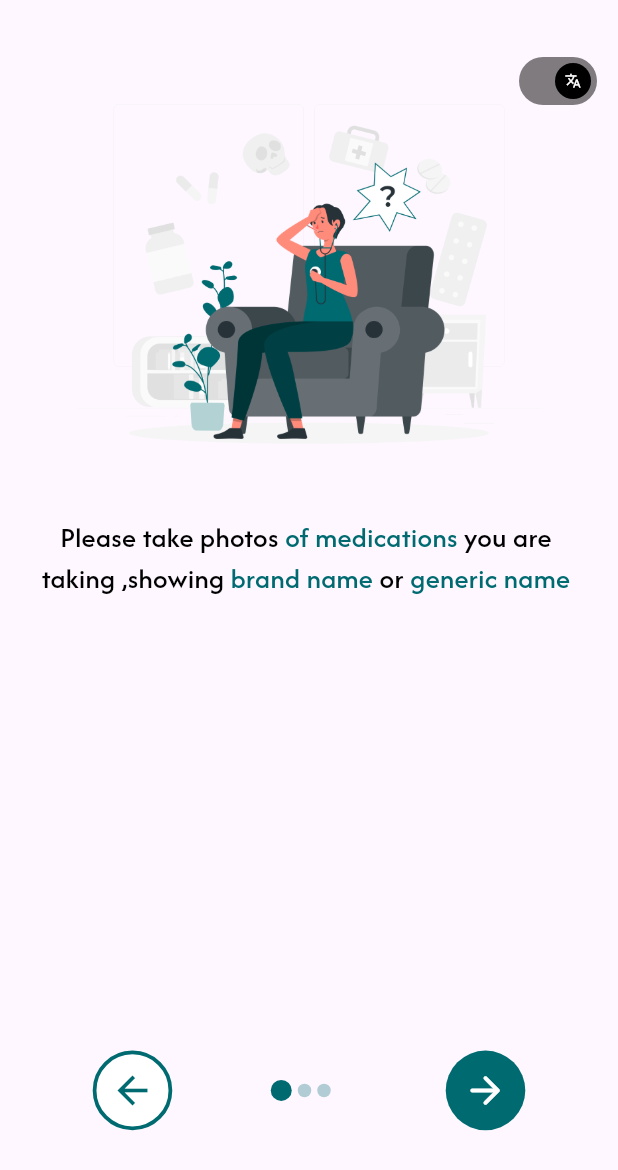
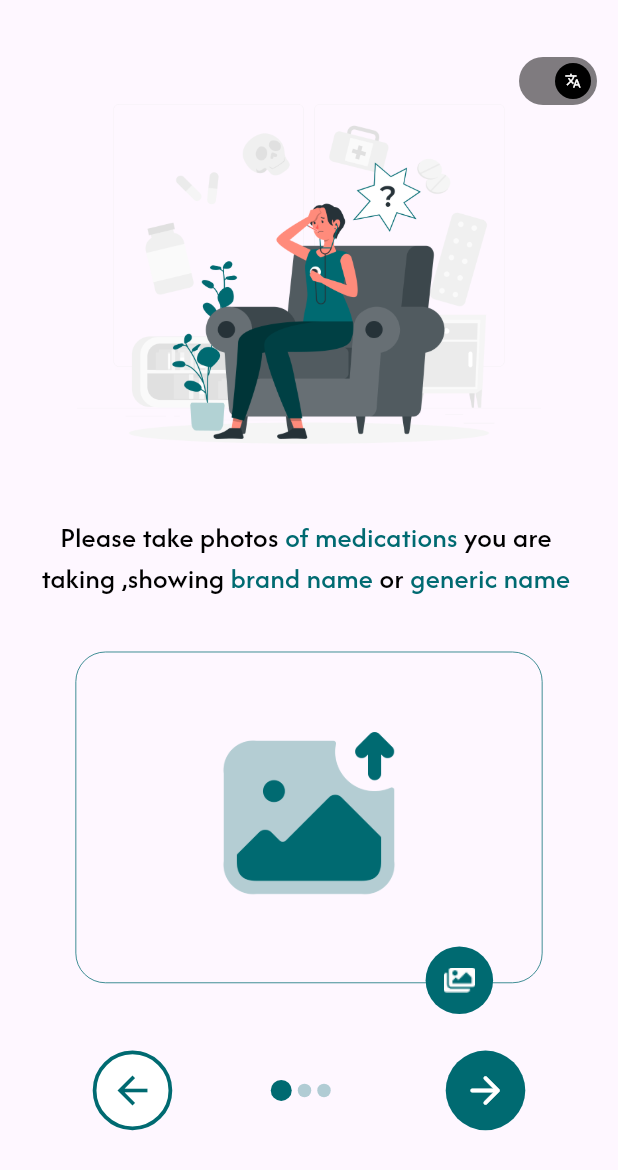
Before and after one commit to Farojeh/DenTech-Smile, a Flutter app: the screen it shows after launch, swiped to page 2, on a phone screen of 412 x 824 dp. Shown: the top 1170 px of the screen. Run offline on Flutter 3.47's test engine with Material 3 defaults, Android fonts, the light colour scheme and no system bars; our stand-ins replace awesome_snackbar_content, bloc, device_preview, dio, flutter_bloc, get_it and 4 more.

Commit message:
UI medican page

```diff
--- /dev/null
+++ b/lib/Auth/data_patient/controller/cubit/medican_cubit.dart
@@ -0,0 +1,21 @@
+import 'dart:io';
+import 'package:bloc/bloc.dart';
+import 'package:image_picker/image_picker.dart';
+import 'package:meta/meta.dart';
+
+part 'medican_state.dart'; // ربط ملف الحالة
+
+class MedicanCubit extends Cubit<MedicanState> {
+  MedicanCubit() : super(MedicanInitial());
+
+  final ImagePicker _picker = ImagePicker();
+  final List<File> _images = [];
+
+  Future<void> pickImage() async {
+    final XFile? image = await _picker.pickImage(source: ImageSource.gallery);
+    if (image != null) {
+      _images.add(File(image.path));
+      emit(MedicanImagesUpdated(List.from(_images)));
+    }
+  }
+}
--- /dev/null
+++ b/lib/Auth/data_patient/controller/cubit/medican_state.dart
@@ -0,0 +1,13 @@
+part of 'medican_cubit.dart';
+@immutable
+sealed class MedicanState {}
+
+
+final class MedicanInitial extends MedicanState {}
+
+
+final class MedicanImagesUpdated extends MedicanState {
+  final List<File> images;
+
+  MedicanImagesUpdated(this.images);
+}
--- /dev/null
+++ b/lib/Auth/data_patient/view/widget/medican_body.dart
@@ -0,0 +1,106 @@
+import 'package:dentech_smile/Auth/data_patient/controller/cubit/medican_cubit.dart';
+import 'package:dentech_smile/core/utils/static.dart';
+import 'package:flutter/material.dart';
+import 'package:flutter_bloc/flutter_bloc.dart';
+
+class MedicanBody extends StatelessWidget {
+  const MedicanBody({super.key});
+
+  @override
+  Widget build(BuildContext context) {
+    return Stack(
+      alignment: Alignment.bottomCenter,
+      children: [
+        SizedBox(
+          height: (MediaQuery.of(context).size.height / 932) * 290,
+          width: (MediaQuery.of(context).size.width / 430) * 360,
+        ),
+        BlocBuilder<MedicanCubit, MedicanState>(
+          builder: (context, state) {
+            if (state is MedicanImagesUpdated) {
+              int x = state.images.length;
+              return Container(
+                margin: EdgeInsets.symmetric(
+                  horizontal: MediaQuery.of(context).size.width * 0.05,
+                  vertical: MediaQuery.of(context).size.height * 0.025,
+                ),
+                padding: EdgeInsets.symmetric(
+                    vertical: x == 1 ? 30 : (x == 2 ? 35 : 27),
+                    horizontal: x == 1 ? 40 : (x == 2 ? 30 : 20)),
+                height: (MediaQuery.of(context).size.height / 932) * 250,
+                width: (MediaQuery.of(context).size.width / 430) * 325,
+                decoration: BoxDecoration(
+                  borderRadius: BorderRadius.circular(20),
+                  border: Border.all(width: 0.5, color: Static.basiccolor),
+                ),
+                alignment: Alignment.topCenter,
+                child: GridView.builder(
+                  padding: EdgeInsets.zero,
+                  gridDelegate: SliverGridDelegateWithFixedCrossAxisCount(
+                    crossAxisCount: x == 1 ? 1 : (x == 2 ? 2 : 3),
+                    crossAxisSpacing: 10,
+                    mainAxisSpacing: 10,
+                    childAspectRatio: x == 1
+                        ? 300 / 180
+                        : (x == 2 ? (300 / 2 - 10) / 180 : 85 / 71),
+                  ),
+                  itemCount: x,
+                  itemBuilder: (context, index) {
+                    return Container(
+                      decoration: BoxDecoration(
+                          borderRadius: BorderRadius.circular(15),
+                          border:
+                              Border.all(width: 0.5, color: Colors.black87)),
+                      child: ClipRRect(
+                        borderRadius: BorderRadius.circular(15),
+                        child:
+                            Image.file(state.images[index], fit: BoxFit.cover),
+                      ),
+                    );
+                  },
+                ),
+              );
+            } else {
+              return Container(
+                margin: EdgeInsets.symmetric(
+                  horizontal: MediaQuery.of(context).size.width * 0.05,
+                  vertical: MediaQuery.of(context).size.height * 0.025,
+                ),
+                padding: const EdgeInsets.symmetric(
+                  vertical: 40,
+                  horizontal: 40,
+                ),
+                height: (MediaQuery.of(context).size.height / 932) * 250,
+                width: (MediaQuery.of(context).size.width / 430) * 325,
+                decoration: BoxDecoration(
+                  borderRadius: BorderRadius.circular(20),
+                  border: Border.all(width: 0.5, color: Static.basiccolor),
+                ),
+                alignment: Alignment.topCenter,
+                child: Image.asset(
+                  "assets/images/image (2).png",
+                  height: MediaQuery.of(context).size.height * 0.3,
+                  width: MediaQuery.of(context).size.width * 0.5,
+                  fit: BoxFit.contain,
+                ),
+              );
+            }
+          },
+        ),
+        Positioned(
+            right: MediaQuery.of(context).size.width * 0.13,
+            child: InkWell(
+              onTap: () => BlocProvider.of<MedicanCubit>(context).pickImage(),
+              child: Container(
+                padding: const EdgeInsets.all(12),
+                height: 45,
+                width: 45,
+                decoration: BoxDecoration(
+                    color: Static.basiccolor, shape: BoxShape.circle),
+                child: Image.asset("assets/images/image.png"),
+              ),
+            ))
+      ],
+    );
+  }
+}
--- a/lib/Auth/data_patient/view/widget/medican_page.dart
+++ b/lib/Auth/data_patient/view/widget/medican_page.dart
@@ -1,21 +1,35 @@
+import 'package:dentech_smile/Auth/data_patient/view/widget/medican_body.dart';
 import 'package:dentech_smile/Auth/data_patient/view/widget/title_medican.dart';
 import 'package:flutter/material.dart';
 
-class MedicanPage extends StatelessWidget {
+class MedicanPage extends StatefulWidget {
   const MedicanPage({super.key});
 
+  @override
+  State<MedicanPage> createState() => _MedicanPageState();
+}
+
+class _MedicanPageState extends State<MedicanPage> {
+  int x = 6;
   @override
   Widget build(BuildContext context) {
     return Directionality(
       textDirection: TextDirection.rtl,
       child: Column(
         children: [
-          SizedBox(height: (MediaQuery.of(context).size.height / 932) * 40,),
-          Image.asset("assets/images/medican.png",
-          height: (MediaQuery.of(context).size.height / 932) * 350,
-          width: (MediaQuery.of(context).size.width / 430) * 350,
+          SizedBox(
+            height: (MediaQuery.of(context).size.height / 932) * 40,
           ),
-         const TitleMedican(),
+          Image.asset(
+            "assets/images/medican.png",
+            height: (MediaQuery.of(context).size.height / 932) * 350,
+            width: (MediaQuery.of(context).size.width / 430) * 350,
+          ),
+          const TitleMedican(),
+          const SizedBox(
+            height: 15,
+          ),
+          const MedicanBody()
         ],
       ),
     );
--- a/lib/core/utils/app_router.dart
+++ b/lib/core/utils/app_router.dart
@@ -1,6 +1,7 @@
 import 'package:dentech_smile/Auth/data_patient/controller/cubit/data_patient_cubit.dart';
 import 'package:dentech_smile/Auth/data_patient/controller/cubit/illness_cubit_cubit.dart';
 import 'package:dentech_smile/Auth/data_patient/controller/cubit/information_cubit.dart';
+import 'package:dentech_smile/Auth/data_patient/controller/cubit/medican_cubit.dart';
 import 'package:dentech_smile/Auth/data_patient/view/data_patient.dart';
 import 'package:dentech_smile/Auth/log_in/controller/cubit/login_cubit.dart';
 import 'package:dentech_smile/Auth/log_in/view/login_view.dart';
@@ -98,6 +99,9 @@ abstract class AppRouter {
             BlocProvider<InformationCubit>(
               create: (context) => InformationCubit(),
             ),
+            BlocProvider<MedicanCubit>(
+              create: (context) => MedicanCubit(),
+            ),
           ],
           child: const DatePatient(),
         ),
--- a/pubspec.yaml
+++ b/pubspec.yaml
@@ -45,6 +45,7 @@ dependencies:
   pinput: ^5.0.1
   get_it: ^8.0.3
   shared_preferences: ^2.2.3
+  image_picker: ^1.0.8
 
 dev_dependencies:
   flutter_test:
```
Also changed, not shown: assets/images/image (2).png (added), assets/images/image.png (added), pubspec.lock, 7 other files.
